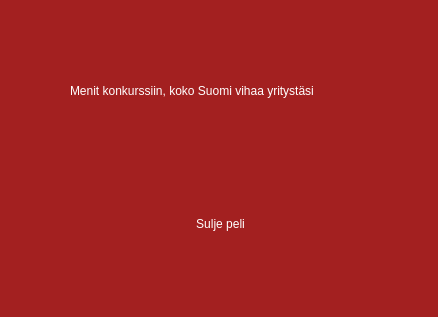
Before: the Qt Designer form TrainGame/TrainGame/endgame.ui in MilanFIN/TrainGame, drawn with Qt 5.
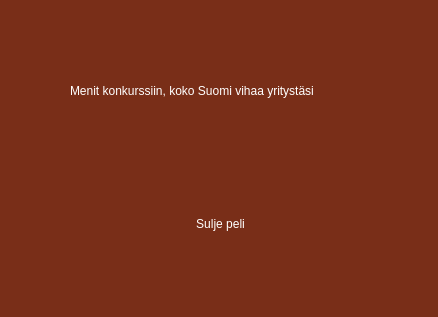
After: the same form once the commit is applied.

```diff
--- a/TrainGame/TrainGame/endgame.ui
+++ b/TrainGame/TrainGame/endgame.ui
@@ -32,7 +32,7 @@
    <string>Peli on päättynyt</string>
   </property>
   <property name="styleSheet">
-   <string notr="true">background-color: 	#a32020;</string>
+   <string notr="true">background-color: 		#792e18;</string>
   </property>
   <widget class="QPushButton" name="closeButton">
    <property name="geometry">
```
